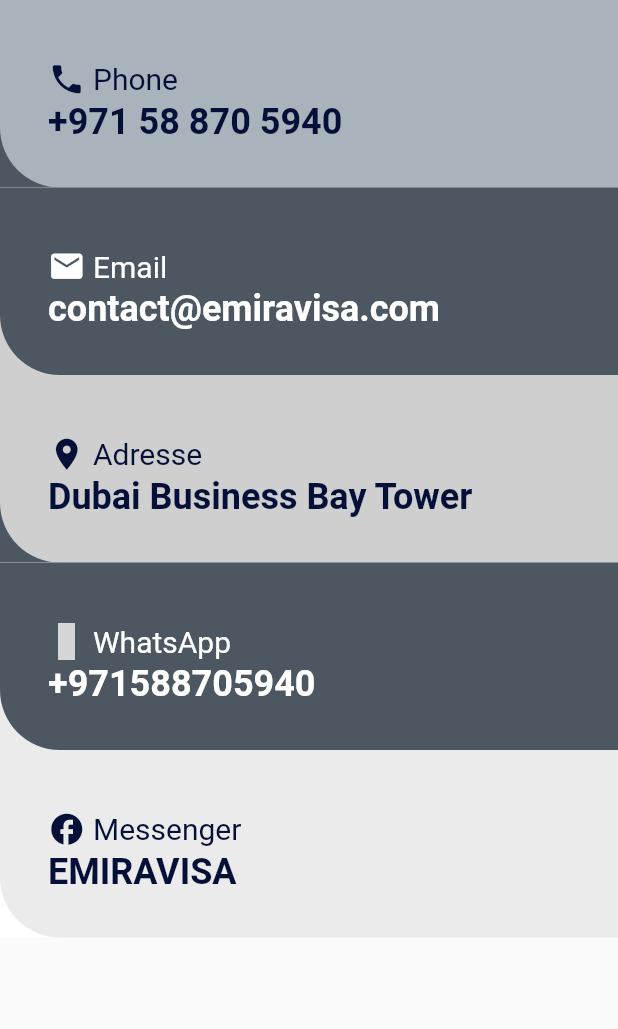
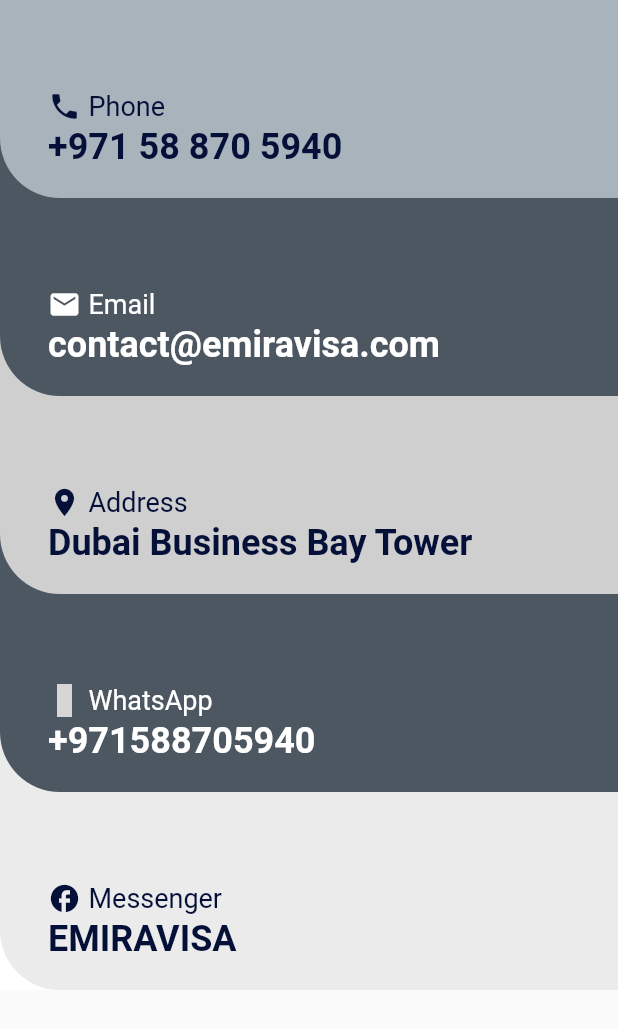
Before and after one commit to etEthiopia/emira_mob, a Flutter app: the ContactUsPage screen opened directly, on a phone screen of 412 x 824 dp. Shown: the top 1029 px of the screen. Run offline on Flutter 3.47's test engine with Material 2 defaults, Android fonts, the phone set to English and light mode, and no system bars; our stand-ins replace cloud_firestore, country_picker, curved_navigation_bar, file_picker, firebase_core, firebase_storage and 5 more; accounts and stored records are empty; statements that could not run were skipped; grey boxes are pictures that could not be loaded.

Commit message:
contact us break clean up

```diff
--- a/lang/en.json
+++ b/lang/en.json
@@ -108,7 +108,7 @@
     "restart": "Restart The App",
     "restart_content": "Please restart the App to undergo the language change",
 
-    "address": "Adresse",
+    "address": "Address",
     "whatsapp": "WhatsApp",
     "messenger": "Messenger"
 
--- a/lang/fr.json
+++ b/lang/fr.json
@@ -74,7 +74,7 @@
     "restart": "Redémarrez l'application",
     "restart_content": "Veuillez redémarrer l'application pour subir le changement de langue",
 
-    "address": "Address",
+    "address": "Adresse",
     "whatsapp": "WhatsApp",
     "messenger": "Messenger"
 }
--- a/lib/screens/others/contactus.dart
+++ b/lib/screens/others/contactus.dart
@@ -29,7 +29,7 @@
             textColor: blueblack,
             icon: Icon(
               Icons.phone,
-              size: 25,
+              size: 22,
               color: blueblack,
             ),
           ),
@@ -40,7 +40,7 @@
             nextColor: background3,
             icon: Icon(
               Icons.email,
-              size: 25,
+              size: 22,
               color: white,
             ),
           ),
@@ -52,7 +52,7 @@
             nextColor: grey,
             icon: Icon(
               Icons.location_on,
-              size: 25,
+              size: 22,
               color: blueblack,
             ),
           ),
@@ -64,7 +64,7 @@
             icon: Icon(
               Icons.whatsapp,
               color: white,
-              size: 25,
+              size: 22,
             ),
           ),
           CurvedListItem(
@@ -74,7 +74,7 @@
             textColor: blueblack,
             icon: Icon(
               Icons.facebook,
-              size: 25,
+              size: 22,
               color: blueblack,
             ),
           ),
@@ -117,8 +117,8 @@
         ),
         padding: const EdgeInsets.only(
           left: 32,
-          top: 40.0,
-          bottom: 30,
+          top: 60.0,
+          bottom: 20,
         ),
         child: Column(
             crossAxisAlignment: CrossAxisAlignment.start,
@@ -133,7 +133,7 @@
                     AppLocalizations.of(context)!.translate(label),
                     style: TextStyle(
                       color: textColor,
-                      fontSize: 20,
+                      fontSize: 18,
                     ),
                   ),
                 ],
```
